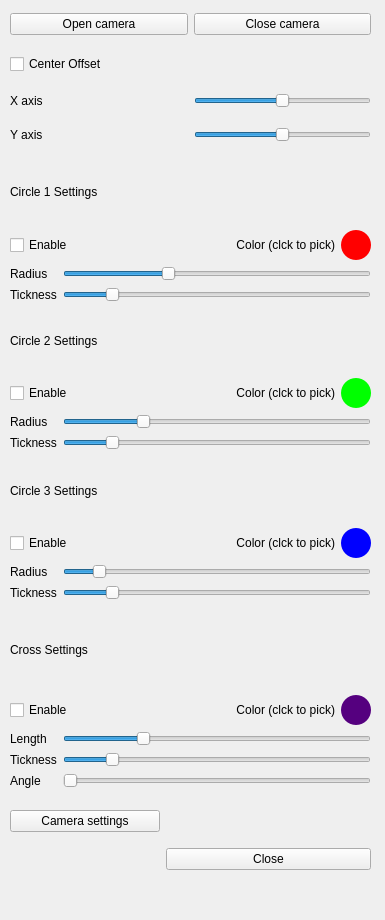
Old version of the form ui/mainwindow.ui in the repository enkel1970/pyCOL.
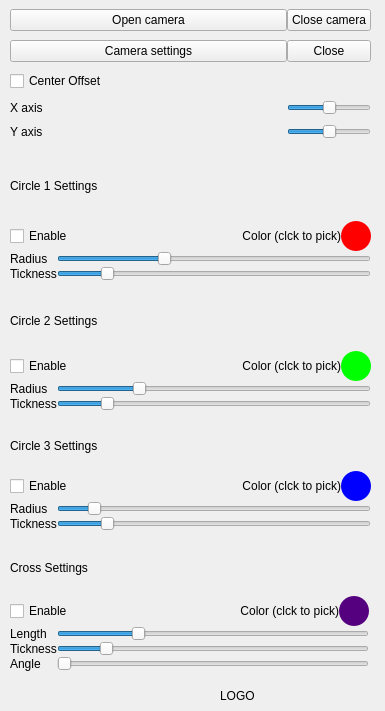
New version of the form. Icons and pictures are not drawn.

Commit message: Change control disposition

```diff
--- a/ui/mainwindow.ui
+++ b/ui/mainwindow.ui
@@ -7,13 +7,13 @@
     <x>0</x>
     <y>0</y>
     <width>385</width>
-    <height>920</height>
+    <height>711</height>
    </rect>
   </property>
   <property name="minimumSize">
    <size>
     <width>385</width>
-    <height>920</height>
+    <height>700</height>
    </size>
   </property>
   <property name="maximumSize">
@@ -36,28 +36,17 @@
       <x>10</x>
       <y>0</y>
       <width>361</width>
-      <height>156</height>
+      <height>151</height>
      </rect>
     </property>
-    <layout class="QGridLayout" name="gridLayout" columnstretch="5,5">
-     <item row="0" column="0">
-      <widget class="QPushButton" name="btnOpenCamera">
-       <property name="text">
-        <string>Open camera</string>
-       </property>
-      </widget>
-     </item>
-     <item row="0" column="1">
-      <widget class="QPushButton" name="btnCloseCamera">
+    <layout class="QGridLayout" name="gridLayout" columnstretch="5,0">
+     <property name="spacing">
+      <number>0</number>
+     </property>
+     <item row="1" column="1">
+      <widget class="QPushButton" name="btn_exit">
        <property name="text">
-        <string>Close camera</string>
-       </property>
-      </widget>
-     </item>
-     <item row="1" column="0">
-      <widget class="QCheckBox" name="checkBoxOffset">
-       <property name="text">
-        <string>Center Offset</string>
+        <string>Close</string>
        </property>
       </widget>
      </item>
@@ -77,16 +66,10 @@
        </property>
       </widget>
      </item>
-     <item row="3" column="1">
-      <widget class="QSlider" name="sliderOffsetX">
-       <property name="minimum">
-        <number>-20</number>
-       </property>
-       <property name="maximum">
-        <number>20</number>
-       </property>
-       <property name="orientation">
-        <enum>Qt::Orientation::Horizontal</enum>
+     <item row="0" column="0">
+      <widget class="QPushButton" name="btnOpenCamera">
+       <property name="text">
+        <string>Open camera</string>
        </property>
       </widget>
      </item>
@@ -97,6 +80,20 @@
        </property>
       </widget>
      </item>
+     <item row="1" column="0">
+      <widget class="QPushButton" name="btnCameraSettings">
+       <property name="text">
+        <string>Camera settings</string>
+       </property>
+      </widget>
+     </item>
+     <item row="2" column="0">
+      <widget class="QCheckBox" name="checkBoxOffset">
+       <property name="text">
+        <string>Center Offset</string>
+       </property>
+      </widget>
+     </item>
      <item row="3" column="0">
       <widget class="QLabel" name="label_2">
        <property name="text">
@@ -104,18 +101,44 @@
        </property>
       </widget>
      </item>
+     <item row="0" column="1">
+      <widget class="QPushButton" name="btnCloseCamera">
+       <property name="text">
+        <string>Close camera</string>
+       </property>
+      </widget>
+     </item>
+     <item row="3" column="1">
+      <widget class="QSlider" name="sliderOffsetX">
+       <property name="minimum">
+        <number>-20</number>
+       </property>
+       <property name="maximum">
+        <number>20</number>
+       </property>
+       <property name="orientation">
+        <enum>Qt::Orientation::Horizontal</enum>
+       </property>
+      </widget>
+     </item>
     </layout>
    </widget>
    <widget class="QWidget" name="verticalLayoutWidget">
     <property name="geometry">
      <rect>
       <x>10</x>
-      <y>160</y>
+      <y>150</y>
       <width>361</width>
-      <height>142</height>
+      <height>131</height>
      </rect>
     </property>
     <layout class="QVBoxLayout" name="verticalLayout">
+     <property name="spacing">
+      <number>0</number>
+     </property>
+     <property name="sizeConstraint">
+      <enum>QLayout::SizeConstraint::SetDefaultConstraint</enum>
+     </property>
      <item>
       <layout class="QVBoxLayout" name="verticalLayout_2">
        <item>
@@ -127,6 +150,9 @@
        </item>
        <item>
         <layout class="QHBoxLayout" name="horizontalLayout">
+         <property name="spacing">
+          <number>0</number>
+         </property>
          <item>
           <widget class="QCheckBox" name="checkBox_1">
            <property name="enabled">
@@ -226,132 +252,24 @@
      </item>
     </layout>
    </widget>
-   <widget class="QWidget" name="verticalLayoutWidget_2">
-    <property name="geometry">
-     <rect>
-      <x>10</x>
-      <y>310</y>
-      <width>361</width>
-      <height>140</height>
-     </rect>
-    </property>
-    <layout class="QVBoxLayout" name="verticalLayout_3">
-     <item>
-      <layout class="QVBoxLayout" name="verticalLayout_4">
-       <item>
-        <widget class="QLabel" name="label_4">
-         <property name="text">
-          <string>Circle 2 Settings</string>
-         </property>
-        </widget>
-       </item>
-       <item>
-        <layout class="QHBoxLayout" name="horizontalLayout_2">
-         <item>
-          <widget class="QCheckBox" name="checkBox_2">
-           <property name="text">
-            <string>Enable</string>
-           </property>
-          </widget>
-         </item>
-         <item>
-          <widget class="QLabel" name="label_17">
-           <property name="text">
-            <string>Color (clck to pick)</string>
-           </property>
-           <property name="alignment">
-            <set>Qt::AlignmentFlag::AlignRight|Qt::AlignmentFlag::AlignTrailing|Qt::AlignmentFlag::AlignVCenter</set>
-           </property>
-          </widget>
-         </item>
-         <item>
-          <widget class="QLabel" name="label_color_2">
-           <property name="maximumSize">
-            <size>
-             <width>30</width>
-             <height>30</height>
-            </size>
-           </property>
-           <property name="styleSheet">
-            <string notr="true">background-color:  rgb(0, 255, 0);
-border-radius: 15px;</string>
-           </property>
-           <property name="text">
-            <string/>
-           </property>
-           <property name="alignment">
-            <set>Qt::AlignmentFlag::AlignRight|Qt::AlignmentFlag::AlignTrailing|Qt::AlignmentFlag::AlignVCenter</set>
-           </property>
-          </widget>
-         </item>
-        </layout>
-       </item>
-       <item>
-        <layout class="QGridLayout" name="gridLayout_3" columnstretch="0,0">
-         <item row="1" column="1">
-          <widget class="QSlider" name="sliderThickness_2">
-           <property name="minimum">
-            <number>1</number>
-           </property>
-           <property name="maximum">
-            <number>8</number>
-           </property>
-           <property name="value">
-            <number>2</number>
-           </property>
-           <property name="orientation">
-            <enum>Qt::Orientation::Horizontal</enum>
-           </property>
-          </widget>
-         </item>
-         <item row="0" column="0">
-          <widget class="QLabel" name="label_7">
-           <property name="text">
-            <string>Radius</string>
-           </property>
-          </widget>
-         </item>
-         <item row="1" column="0">
-          <widget class="QLabel" name="label_8">
-           <property name="text">
-            <string>Tickness</string>
-           </property>
-          </widget>
-         </item>
-         <item row="0" column="1">
-          <widget class="QSlider" name="sliderRadius_2">
-           <property name="maximum">
-            <number>1000</number>
-           </property>
-           <property name="value">
-            <number>250</number>
-           </property>
-           <property name="sliderPosition">
-            <number>250</number>
-           </property>
-           <property name="orientation">
-            <enum>Qt::Orientation::Horizontal</enum>
-           </property>
-          </widget>
-         </item>
-        </layout>
-       </item>
-      </layout>
-     </item>
-    </layout>
-   </widget>
    <widget class="QWidget" name="verticalLayoutWidget_3">
     <property name="geometry">
      <rect>
       <x>10</x>
-      <y>460</y>
+      <y>420</y>
       <width>361</width>
-      <height>140</height>
+      <height>111</height>
      </rect>
     </property>
     <layout class="QVBoxLayout" name="verticalLayout_5">
+     <property name="spacing">
+      <number>0</number>
+     </property>
      <item>
       <layout class="QVBoxLayout" name="verticalLayout_6">
+       <property name="spacing">
+        <number>0</number>
+       </property>
        <item>
         <widget class="QLabel" name="label_9">
          <property name="text">
@@ -361,6 +279,9 @@
        </item>
        <item>
         <layout class="QHBoxLayout" name="horizontalLayout_3">
+         <property name="spacing">
+          <number>0</number>
+         </property>
          <item>
           <widget class="QCheckBox" name="checkBox_3">
            <property name="text">
@@ -399,6 +320,9 @@
        </item>
        <item>
         <layout class="QGridLayout" name="gridLayout_4" columnstretch="0,0">
+         <property name="spacing">
+          <number>0</number>
+         </property>
          <item row="0" column="0">
           <widget class="QLabel" name="label_10">
            <property name="text">
@@ -448,18 +372,135 @@
      </item>
     </layout>
    </widget>
-   <widget class="QWidget" name="verticalLayoutWidget_4">
+   <widget class="QWidget" name="">
     <property name="geometry">
      <rect>
       <x>10</x>
-      <y>610</y>
+      <y>290</y>
       <width>361</width>
-      <height>178</height>
+      <height>121</height>
      </rect>
     </property>
-    <layout class="QVBoxLayout" name="verticalLayout_7">
+    <layout class="QVBoxLayout" name="verticalLayout_4">
+     <property name="spacing">
+      <number>0</number>
+     </property>
      <item>
+      <widget class="QLabel" name="label_4">
+       <property name="text">
+        <string>Circle 2 Settings</string>
+       </property>
+      </widget>
+     </item>
+     <item>
+      <layout class="QHBoxLayout" name="horizontalLayout_2">
+       <property name="spacing">
+        <number>0</number>
+       </property>
+       <item>
+        <widget class="QCheckBox" name="checkBox_2">
+         <property name="text">
+          <string>Enable</string>
+         </property>
+        </widget>
+       </item>
+       <item>
+        <widget class="QLabel" name="label_17">
+         <property name="text">
+          <string>Color (clck to pick)</string>
+         </property>
+         <property name="alignment">
+          <set>Qt::AlignmentFlag::AlignRight|Qt::AlignmentFlag::AlignTrailing|Qt::AlignmentFlag::AlignVCenter</set>
+         </property>
+        </widget>
+       </item>
+       <item>
+        <widget class="QLabel" name="label_color_2">
+         <property name="maximumSize">
+          <size>
+           <width>30</width>
+           <height>30</height>
+          </size>
+         </property>
+         <property name="styleSheet">
+          <string notr="true">background-color:  rgb(0, 255, 0);
+border-radius: 15px;</string>
+         </property>
+         <property name="text">
+          <string/>
+         </property>
+         <property name="alignment">
+          <set>Qt::AlignmentFlag::AlignRight|Qt::AlignmentFlag::AlignTrailing|Qt::AlignmentFlag::AlignVCenter</set>
+         </property>
+        </widget>
+       </item>
+      </layout>
+     </item>
+     <item>
+      <layout class="QGridLayout" name="gridLayout_3" columnstretch="0,0">
+       <item row="1" column="1">
+        <widget class="QSlider" name="sliderThickness_2">
+         <property name="minimum">
+          <number>1</number>
+         </property>
+         <property name="maximum">
+          <number>8</number>
+         </property>
+         <property name="value">
+          <number>2</number>
+         </property>
+         <property name="orientation">
+          <enum>Qt::Orientation::Horizontal</enum>
+         </property>
+        </widget>
+       </item>
+       <item row="0" column="0">
+        <widget class="QLabel" name="label_7">
+         <property name="text">
+          <string>Radius</string>
+         </property>
+        </widget>
+       </item>
+       <item row="1" column="0">
+        <widget class="QLabel" name="label_8">
+         <property name="text">
+          <string>Tickness</string>
+         </property>
+        </widget>
+       </item>
+       <item row="0" column="1">
+        <widget class="QSlider" name="sliderRadius_2">
+         <property name="maximum">
+          <number>1000</number>
+         </property>
+         <property name="value">
+          <number>250</number>
+         </property>
+         <property name="sliderPosition">
+          <number>250</number>
+         </property>
+         <property name="orientation">
+          <enum>Qt::Orientation::Horizontal</enum>
+         </property>
+        </widget>
+       </item>
+      </layout>
+     </item>
+    </layout>
+   </widget>
+   <widget class="QWidget" name="">
+    <property name="geometry">
+     <rect>
+      <x>10</x>
+      <y>540</y>
+      <width>359</width>
+      <height>131</height>
+     </rect>
+    </property>
       <layout class="QVBoxLayout" name="verticalLayout_8">
+     <property name="spacing">
+      <number>0</number>
+     </property>
        <item>
         <widget class="QLabel" name="label_12">
          <property name="text">
@@ -469,6 +510,9 @@
        </item>
        <item>
         <layout class="QHBoxLayout" name="horizontalLayout_4">
+       <property name="spacing">
+        <number>0</number>
+       </property>
          <item>
           <widget class="QCheckBox" name="checkBox_4">
            <property name="text">
@@ -507,6 +551,9 @@
        </item>
        <item>
         <layout class="QGridLayout" name="gridLayout_5" columnstretch="0,0">
+       <property name="spacing">
+        <number>0</number>
+       </property>
          <item row="0" column="1">
           <widget class="QSlider" name="sliderCrossLength">
            <property name="maximum">
@@ -567,28 +614,16 @@
         </layout>
        </item>
       </layout>
-     </item>
-    </layout>
    </widget>
-   <widget class="QWidget" name="gridLayoutWidget_2">
-    <property name="geometry">
-     <rect>
-      <x>10</x>
-      <y>800</y>
-      <width>361</width>
-      <height>80</height>
-     </rect>
-    </property>
-    <layout class="QGridLayout" name="gridLayout_6" rowstretch="0,0" columnstretch="0,0">
-     <item row="0" column="0">
-      <widget class="QPushButton" name="btnCameraSettings">
-       <property name="text">
-        <string>Camera settings</string>
-       </property>
-      </widget>
-     </item>
-     <item row="1" column="0">
       <widget class="QLabel" name="lbl_Logo">
+    <property name="geometry">
+     <rect>
+      <x>220</x>
+      <y>680</y>
+      <width>150</width>
+      <height>31</height>
+     </rect>
+    </property>
        <property name="maximumSize">
         <size>
          <width>150</width>
@@ -596,7 +631,7 @@
         </size>
        </property>
        <property name="text">
-        <string/>
+     <string>LOGO</string>
        </property>
        <property name="pixmap">
         <pixmap>../../../.designer/asset/logo.png</pixmap>
@@ -604,16 +639,6 @@
        <property name="scaledContents">
         <bool>true</bool>
        </property>
-      </widget>
-     </item>
-     <item row="1" column="1">
-      <widget class="QPushButton" name="btn_exit">
-       <property name="text">
-        <string>Close</string>
-       </property>
-      </widget>
-     </item>
-    </layout>
    </widget>
   </widget>
  </widget>
```
Lines whose indentation alone changed are shown as unchanged.
